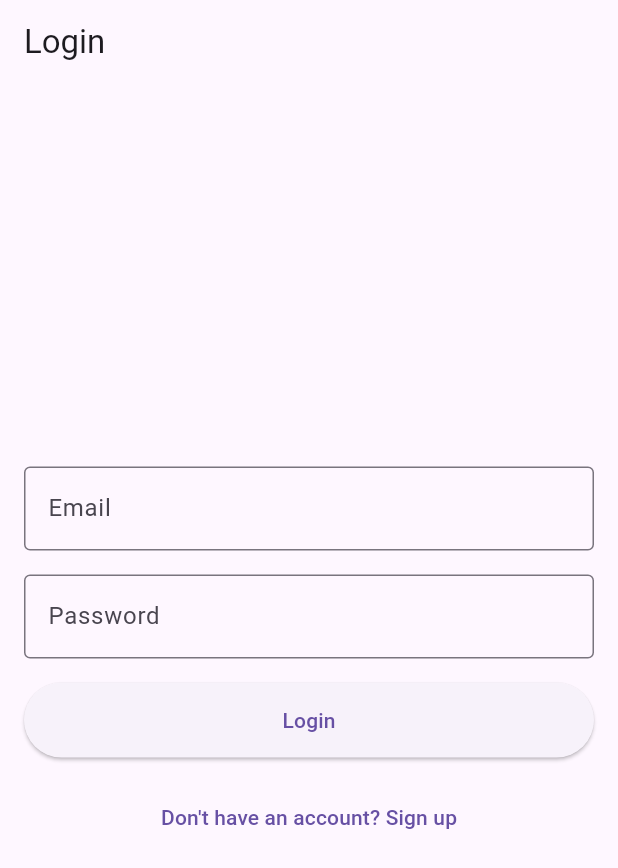
After one commit to SpinlabsInc/bubble-express-frontend, a Flutter app: the screen it shows after launch, on a phone screen of 412 x 824 dp. The commit adds this screen. Shown: the top 868 px of the screen. Run offline on Flutter 3.47's test engine with Material 3 defaults, Android fonts, the light colour scheme and no system bars; our stand-ins replace cloud_firestore, firebase_auth, firebase_core; accounts and stored records are empty.

Commit message:
Worked on APIs and auth

```diff
--- /dev/null
+++ b/lib/Screens/LoginScreen.dart
@@ -0,0 +1,92 @@
+import 'package:flutter/material.dart';
+import 'package:firebase_auth/firebase_auth.dart';
+import 'package:cloud_firestore/cloud_firestore.dart';
+import '../main.dart';
+import 'SignupScreen.dart';
+
+class LoginScreen extends StatefulWidget {
+  @override
+  _LoginScreenState createState() => _LoginScreenState();
+}
+
+class _LoginScreenState extends State<LoginScreen> {
+  final TextEditingController _emailController = TextEditingController();
+  final TextEditingController _passwordController = TextEditingController();
+
+  final FirebaseAuth _auth = FirebaseAuth.instance;
+  final FirebaseFirestore _firestore = FirebaseFirestore.instance;
+
+  Future<void> _signIn() async {
+    try {
+      // Sign in with email and password
+      UserCredential userCredential = await _auth.signInWithEmailAndPassword(
+        email: _emailController.text.trim(),
+        password: _passwordController.text.trim(),
+      );
+
+      // Fetch user data from Firestore
+      DocumentSnapshot userDoc = await _firestore.collection('users').doc(userCredential.user!.uid).get();
+
+      if (userDoc.exists) {
+        String role = userDoc['role'];
+        print('User role: $role');
+
+        // Navigate to the main screen after successful login
+        Navigator.of(context).pushReplacement(MaterialPageRoute(builder: (_) => MainScreen()));
+      } else {
+        print('No user data found');
+      }
+    } catch (e) {
+      print("Sign in failed: $e");
+      ScaffoldMessenger.of(context).showSnackBar(SnackBar(
+        content: Text('Failed to sign in: $e'),
+      ));
+    }
+  }
+
+  @override
+  Widget build(BuildContext context) {
+    return Scaffold(
+      appBar: AppBar(title: Text('Login')),
+      body: Padding(
+        padding: const EdgeInsets.all(16.0),
+        child: Column(
+          mainAxisAlignment: MainAxisAlignment.center,
+          children: [
+            TextField(
+              controller: _emailController,
+              decoration: InputDecoration(
+                labelText: 'Email',
+                border: OutlineInputBorder(),
+              ),
+              keyboardType: TextInputType.emailAddress,
+            ),
+            SizedBox(height: 16),
+            TextField(
+              controller: _passwordController,
+              decoration: InputDecoration(
+                labelText: 'Password',
+                border: OutlineInputBorder(),
+              ),
+              obscureText: true,
+            ),
+            SizedBox(height: 16),
+            ElevatedButton(
+              onPressed: _signIn,
+              child: Text('Login'),
+              style: ElevatedButton.styleFrom(minimumSize: Size(double.infinity, 50)),
+            ),
+            SizedBox(height: 16),
+            TextButton(
+              onPressed: () {
+                // Navigate to sign-up screen
+                Navigator.of(context).pushReplacement(MaterialPageRoute(builder: (_) => SignupScreen()));
+              },
+              child: Text('Don\'t have an account? Sign up'),
+            ),
+          ],
+        ),
+      ),
+    );
+  }
+}
--- a/lib/main.dart
+++ b/lib/main.dart
@@ -1,26 +1,57 @@
 import 'package:flutter/material.dart';
-
+import 'package:firebase_core/firebase_core.dart';
+import 'package:firebase_auth/firebase_auth.dart';
+import 'Screens/BottomNavBar.dart';
 import 'Screens/HomeScreen.dart';
 import 'Screens/NotificationsScreen.dart';
 import 'Screens/OrderTracking.dart';
 import 'Screens/ProfileScreen.dart';
 import 'Screens/ScheduleScreen.dart';
+import 'Screens/LoginScreen.dart'; // Login screen
+import 'Screens/SignupScreen.dart'; // Signup screen
 
-
-void main() {
+void main() async {
+  WidgetsFlutterBinding.ensureInitialized();
+  await Firebase.initializeApp();
   runApp(MyApp());
 }
 
-class MyApp extends StatefulWidget {
+class MyApp extends StatelessWidget {
   @override
-  _MyAppState createState() => _MyAppState();
+  Widget build(BuildContext context) {
+    return MaterialApp(
+      home: AuthWrapper(), // Determines whether to show login or home page
+    );
+  }
 }
 
-class _MyAppState extends State<MyApp> {
-  // Managing the current screen index
+class AuthWrapper extends StatelessWidget {
+  @override
+  Widget build(BuildContext context) {
+    return StreamBuilder<User?>(
+      stream: FirebaseAuth.instance.authStateChanges(),
+      builder: (context, snapshot) {
+        if (snapshot.connectionState == ConnectionState.waiting) {
+          return Center(child: CircularProgressIndicator());
+        }
+        if (snapshot.hasData) {
+          return MainScreen(); // If user is authenticated, go to MainScreen
+        } else {
+          return LoginScreen(); // If not, show the login screen
+        }
+      },
+    );
+  }
+}
+
+class MainScreen extends StatefulWidget {
+  @override
+  _MainScreenState createState() => _MainScreenState();
+}
+
+class _MainScreenState extends State<MainScreen> {
   int _currentIndex = 0;
 
-  // List of screens to navigate
   final List<Widget> _screens = [
     HomeScreen(),
     ScheduleScreen(),
@@ -29,48 +60,19 @@ class _MyAppState extends State<MyApp> {
     ProfileScreen(),
   ];
 
-  // Function to handle bottom navigation bar tap
   void _onTabTapped(int index) {
     setState(() {
       _currentIndex = index;
     });
   }
 
-  // Bottom Navigation Bar items
-  final List<BottomNavigationBarItem> _bottomNavItems = [
-    BottomNavigationBarItem(
-      icon: Icon(Icons.home),
-      label: 'Home',
-    ),
-    BottomNavigationBarItem(
-      icon: Icon(Icons.schedule),
-      label: 'Schedule',
-    ),
-    BottomNavigationBarItem(
-      icon: Icon(Icons.shopping_cart),
-      label: 'Orders',
-    ),
-    BottomNavigationBarItem(
-      icon: Icon(Icons.notifications),
-      label: 'Notifications',
-    ),
-    BottomNavigationBarItem(
-      icon: Icon(Icons.person),
-      label: 'Profile',
-    ),
-  ];
-
   @override
   Widget build(BuildContext context) {
-    return MaterialApp(
-      home: Scaffold(
-        body: _screens[_currentIndex], // Displaying the selected screen
-        bottomNavigationBar: BottomNavigationBar(
-          currentIndex: _currentIndex,
-          onTap: _onTabTapped,
-          items: _bottomNavItems,
-          type: BottomNavigationBarType.fixed,
-        ),
+    return Scaffold(
+      body: _screens[_currentIndex],
+      bottomNavigationBar: BottomNavBar(
+        currentIndex: _currentIndex,
+        onTabTapped: _onTabTapped,
       ),
     );
   }
--- a/pubspec.yaml
+++ b/pubspec.yaml
@@ -30,6 +30,11 @@ environment:
 dependencies:
   flutter:
     sdk: flutter
+  firebase_core: ^3.6.0
+  firebase_auth: ^5.3.1
+  cloud_firestore: ^5.4.4
+  google_sign_in: ^6.2.1
+  flutter_facebook_auth: ^7.1.1
 
 
   # The following adds the Cupertino Icons font to your application.
```
Also changed, not shown: lib/Screens/BottomNavBar.dart (added, +39 -0 lines), lib/Screens/NotificationsScreen.dart (+30 -9 lines), lib/Screens/OrderTracking.dart (+53 -75 lines), lib/Screens/ProfileScreen.dart (+103 -30 lines), lib/Screens/SignupScreen.dart (added, +149 -0 lines), pubspec.lock, 11 other files.
